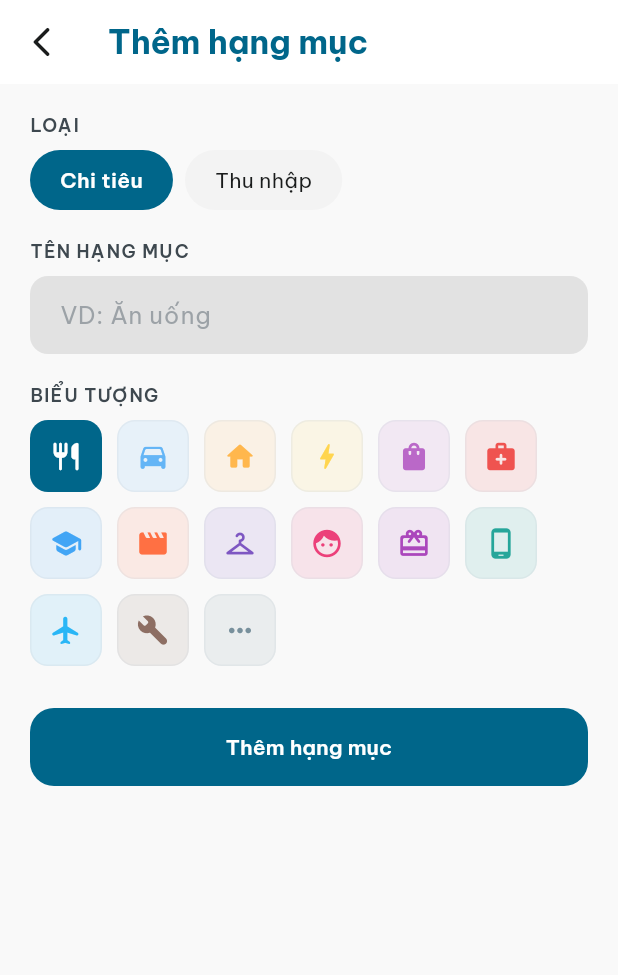
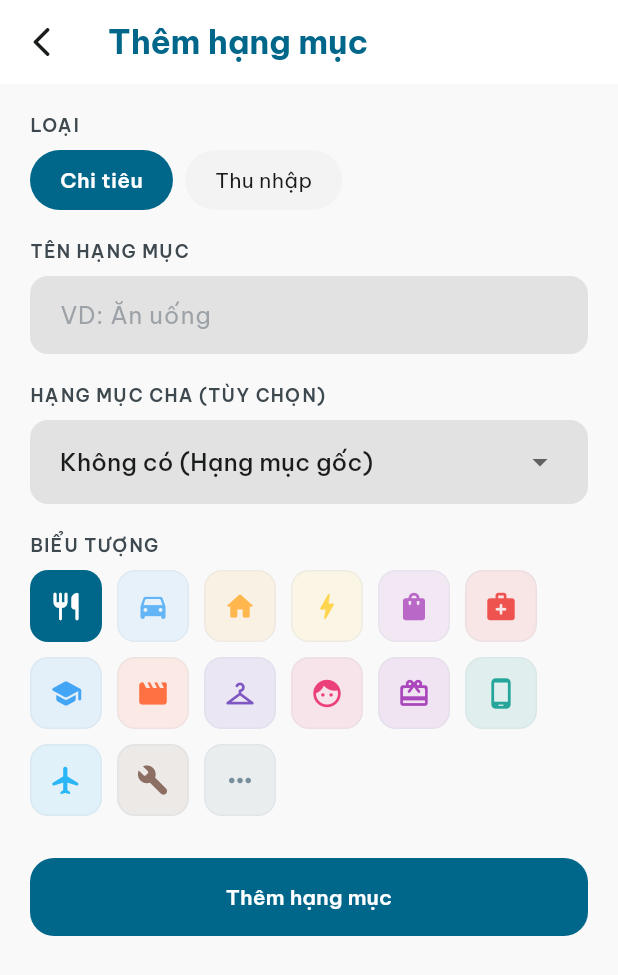
Before and after one commit to quocan9999/coin_nest, a Flutter app: the CategoryListScreen screen opened directly, after a tap on the "add circle outline" icon, on a phone screen of 412 x 824 dp. Shown: the top 975 px of the screen. Run offline on Flutter 3.47's test engine with Material 3 defaults, Android fonts, the phone set to English and light mode, and no system bars; our stand-ins replace fl_chart, google_fonts, shared_preferences, sqflite; accounts and stored records are empty; statements that could not run were skipped.

Commit message:
feat(categories): support parent-child categories and CRUD operations
- Bổ sung cấu trúc lưu trữ và hiển thị phân cấp (Cha - Con) cho Hạng Mục (Categories) trong `category_list_screen.dart` (giới hạn 1 cấp độ).
- Thêm Dropdown chọn Hạng Mục Cha (Parent Category) tại màn hình `add_edit_category_screen.dart`.
- Cải thiện UX luồng Xóa hạng mục bằng cách tích hợp hộp thoại xác nhận (Confirmation Dialog).
- Đảm bảo mã nguồn Flutter sạch sẽ hoàn toàn 0 lỗi kiểm thử từ phân tích tĩnh (No issues found in `flutter analyze`).

```diff
--- a/lib/screens/categories/add_edit_category_screen.dart
+++ b/lib/screens/categories/add_edit_category_screen.dart
@@ -19,6 +19,7 @@ class _AddEditCategoryScreenState extends State<AddEditCategoryScreen> {
   final _nameController = TextEditingController();
   String _type = 'expense';
   String _selectedIcon = 'food';
+  int? _selectedParentId;
 
   bool get _isEditing => widget.category != null;
 
@@ -29,6 +30,7 @@ class _AddEditCategoryScreenState extends State<AddEditCategoryScreen> {
       _nameController.text = widget.category!.name;
       _type = widget.category!.type;
       _selectedIcon = widget.category!.iconName;
+      _selectedParentId = widget.category!.parentId;
     }
   }
 
@@ -42,9 +44,13 @@ class _AddEditCategoryScreenState extends State<AddEditCategoryScreen> {
     bool success;
 
     if (_isEditing) {
-      success = await prov.updateCategory(widget.category!.copyWith(name: _nameController.text.trim(), iconName: _selectedIcon));
+      success = await prov.updateCategory(widget.category!.copyWith(
+          name: _nameController.text.trim(),
+          iconName: _selectedIcon,
+          parentId: _selectedParentId,
+      ));
     } else {
-      success = await prov.addCategory(userId: userId, name: _nameController.text.trim(), type: _type, iconName: _selectedIcon);
+      success = await prov.addCategory(userId: userId, name: _nameController.text.trim(), type: _type, iconName: _selectedIcon, parentId: _selectedParentId);
     }
     if (!mounted) return;
     if (success) Navigator.pop(context);
@@ -53,6 +59,11 @@ class _AddEditCategoryScreenState extends State<AddEditCategoryScreen> {
   @override
   Widget build(BuildContext context) {
     final iconKeys = _type == 'expense' ? CategoryIcons.expenseIconKeys : CategoryIcons.incomeIconKeys;
+    final catProv = context.watch<CategoryProvider>();
+    final allCats = _type == 'expense' ? catProv.expenseCategories : catProv.incomeCategories;
+
+    // Logic: A category cannot choose itself as parent. Also, only top-level categories can be parents.
+    final parentCandidates = allCats.where((c) => c.parentId == null && c.id != widget.category?.id).toList();
 
     return Scaffold(
       backgroundColor: AppTheme.surface,
@@ -78,6 +89,26 @@ class _AddEditCategoryScreenState extends State<AddEditCategoryScreen> {
           TextFormField(controller: _nameController, validator: (v) => Validators.entityName(v, 'Tên hạng mục'),
               decoration: const InputDecoration(hintText: 'VD: Ăn uống')),
           const SizedBox(height: 20),
+
+          Text('HẠNG MỤC CHA (TÙY CHỌN)', style: Theme.of(context).textTheme.labelMedium?.copyWith(fontWeight: FontWeight.w600, letterSpacing: 0.8)),
+          const SizedBox(height: 8),
+          InputDecorator(
+            decoration: const InputDecoration(contentPadding: EdgeInsets.symmetric(horizontal: 16, vertical: 4)),
+            child: DropdownButtonHideUnderline(
+              child: DropdownButton<int?>(
+                value: _selectedParentId,
+                hint: const Text('Không có (Hạng mục gốc)'),
+                isExpanded: true,
+                items: [
+                  const DropdownMenuItem<int?>(value: null, child: Text('Không có (Hạng mục gốc)')),
+                  ...parentCandidates.map((c) => DropdownMenuItem(value: c.id, child: Text(c.name))),
+                ],
+                onChanged: (val) => setState(() => _selectedParentId = val),
+              ),
+            ),
+          ),
+          const SizedBox(height: 20),
+
           Text('BIỂU TƯỢNG', style: Theme.of(context).textTheme.labelMedium?.copyWith(fontWeight: FontWeight.w600, letterSpacing: 0.8)),
           const SizedBox(height: 8),
           Wrap(spacing: 10, runSpacing: 10, children: iconKeys.map((key) {
@@ -105,7 +136,11 @@ class _AddEditCategoryScreenState extends State<AddEditCategoryScreen> {
   Widget _typeChip(String label, String value) {
     final sel = _type == value;
     return GestureDetector(
-      onTap: () => setState(() { _type = value; _selectedIcon = value == 'expense' ? 'food' : 'salary'; }),
+      onTap: () => setState(() {
+        _type = value;
+        _selectedIcon = value == 'expense' ? 'food' : 'salary';
+        _selectedParentId = null; // reset parent when changing type
+      }),
       child: Container(
         padding: const EdgeInsets.symmetric(horizontal: 20, vertical: 10),
         decoration: BoxDecoration(color: sel ? AppTheme.primary : AppTheme.surfaceContainerLow, borderRadius: BorderRadius.circular(AppTheme.radiusFull)),
--- a/lib/screens/categories/category_list_screen.dart
+++ b/lib/screens/categories/category_list_screen.dart
@@ -47,16 +47,32 @@ class CategoryListScreen extends StatelessWidget {
     if (categories.isEmpty) {
       return Center(child: Text('Chưa có hạng mục nào', style: TextStyle(color: AppTheme.onSurfaceVariant)));
     }
+
+    final parents = categories.where((c) => c.parentId == null).toList();
+    final groupedList = [];
+    for (var p in parents) {
+      groupedList.add(p);
+      groupedList.addAll(categories.where((c) => c.parentId == p.id));
+    }
+    final orphaned = categories.where((c) => c.parentId != null && !parents.any((p) => p.id == c.parentId)).toList();
+    groupedList.addAll(orphaned);
+
     return ListView.builder(
       padding: const EdgeInsets.all(20),
-      itemCount: categories.length,
+      itemCount: groupedList.length,
       itemBuilder: (_, i) {
-        final cat = categories[i];
+        final cat = groupedList[i];
+        final isChild = cat.parentId != null;
         return Container(
-          margin: const EdgeInsets.only(bottom: 8),
+          margin: EdgeInsets.only(bottom: 8, left: isChild ? 32 : 0),
           padding: const EdgeInsets.all(14),
           decoration: BoxDecoration(color: AppTheme.surfaceContainerLowest, borderRadius: BorderRadius.circular(AppTheme.radiusMd)),
           child: Row(children: [
+            if (isChild)
+              Padding(
+                padding: const EdgeInsets.only(right: 8),
+                child: Icon(Icons.subdirectory_arrow_right_rounded, color: AppTheme.outlineVariant, size: 20),
+              ),
             Container(
               width: 40, height: 40,
               decoration: BoxDecoration(color: CategoryIcons.getColor(cat.iconName).withAlpha(30), borderRadius: BorderRadius.circular(10)),
@@ -73,8 +89,22 @@ class CategoryListScreen extends StatelessWidget {
                 IconButton(
                   icon: const Icon(Icons.delete_outline, size: 18, color: AppTheme.tertiary),
                   onPressed: () async {
-                    final userId = context.read<AuthProvider>().currentUserId;
-                    await context.read<CategoryProvider>().deleteCategory(cat.id, userId);
+                    final confirm = await showDialog<bool>(
+                      context: context,
+                      builder: (ctx) => AlertDialog(
+                        title: const Text('Xác nhận xóa'),
+                        content: Text('Bạn có chắc chắn muốn xóa hạng mục "${cat.name}"?'),
+                        actions: [
+                          TextButton(onPressed: () => Navigator.pop(ctx, false), child: const Text('Hủy')),
+                          TextButton(onPressed: () => Navigator.pop(ctx, true), child: const Text('Xóa', style: TextStyle(color: AppTheme.tertiary))),
+                        ],
+                      ),
+                    );
+                    if (confirm == true) {
+                      if (!context.mounted) return;
+                      final userId = context.read<AuthProvider>().currentUserId;
+                      await context.read<CategoryProvider>().deleteCategory(cat.id, userId);
+                    }
                   },
                 ),
               ]),
```
